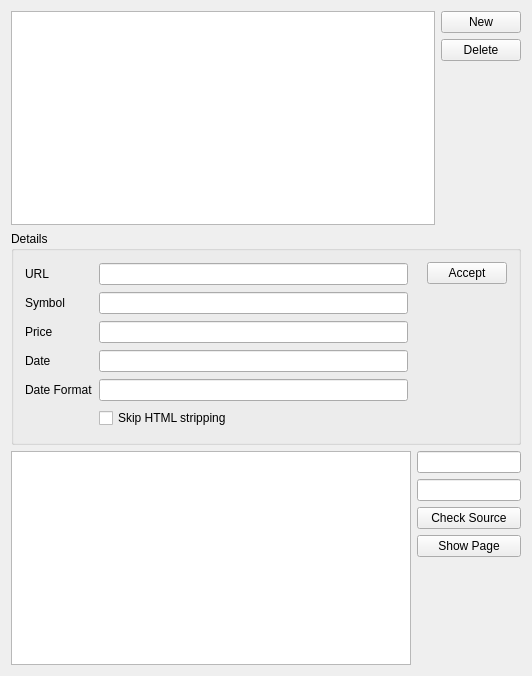
rhabacker/kmymoney, file kmymoney/dialogs/settings/ksettingsonlinequotesdecl.ui: the form before one commit.
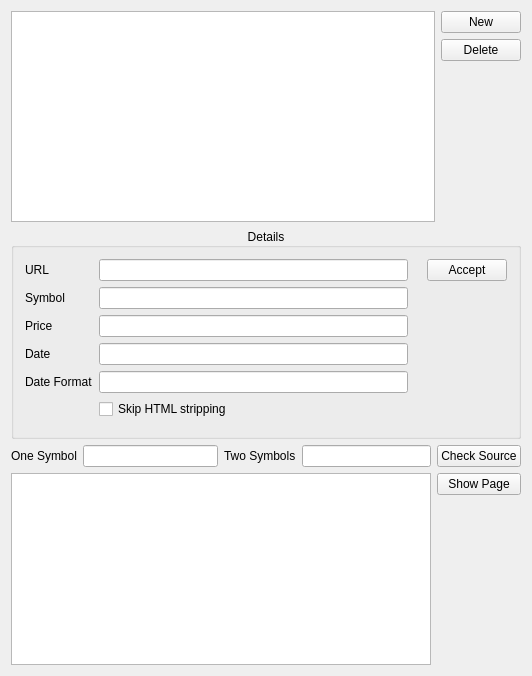
The form after the commit. Custom widgets are drawn as their Qt base class.

Commit message: Refactor online quotes config dialog

What changed in the file:
```diff
--- a/kmymoney/dialogs/settings/ksettingsonlinequotesdecl.ui
+++ b/kmymoney/dialogs/settings/ksettingsonlinequotesdecl.ui
@@ -21,7 +21,7 @@
   </property>
   <layout class="QGridLayout" name="gridLayout_2">
    <item row="0" column="0">
-    <layout class="QVBoxLayout" name="verticalLayout_5">
+    <layout class="QVBoxLayout" name="verticalLayout_6">
      <item>
       <layout class="QHBoxLayout" name="horizontalLayout">
        <item>
@@ -75,6 +75,9 @@
        <property name="title">
         <string>Details</string>
        </property>
+       <property name="alignment">
+        <set>Qt::AlignCenter</set>
+       </property>
        <layout class="QVBoxLayout" name="verticalLayout_4">
         <item>
          <layout class="QHBoxLayout" name="horizontalLayout_2">
@@ -254,8 +257,42 @@
       </widget>
      </item>
      <item>
+      <layout class="QHBoxLayout" name="horizontalLayout_6">
+       <item>
+        <layout class="QVBoxLayout" name="verticalLayout_5">
+         <item>
+          <layout class="QHBoxLayout" name="horizontalLayout_5">
+           <item>
+            <layout class="QHBoxLayout" name="horizontalLayout_4">
+             <item>
+              <widget class="QLabel" name="label">
+               <property name="text">
+                <string>One Symbol</string>
+               </property>
+              </widget>
+             </item>
+             <item>
+              <widget class="QLineEdit" name="m_checkSymbol"/>
+             </item>
+            </layout>
+           </item>
+           <item>
       <layout class="QHBoxLayout" name="horizontalLayout_3">
        <item>
+              <widget class="QLabel" name="label_2">
+               <property name="text">
+                <string>Two Symbols</string>
+               </property>
+              </widget>
+             </item>
+             <item>
+              <widget class="QLineEdit" name="m_checkSymbol2"/>
+             </item>
+            </layout>
+           </item>
+          </layout>
+         </item>
+         <item>
         <widget class="QListWidget" name="m_logWindow">
          <property name="enabled">
           <bool>true</bool>
@@ -274,14 +311,10 @@
          </property>
         </widget>
        </item>
+        </layout>
+       </item>
        <item>
         <layout class="QVBoxLayout" name="verticalLayout_2">
-         <item>
-          <widget class="QLineEdit" name="m_checkSymbol"/>
-         </item>
-         <item>
-          <widget class="QLineEdit" name="m_checkSymbol2"/>
-         </item>
          <item>
           <widget class="KPushButton" name="m_checkButton">
            <property name="text">
```
Lines whose indentation alone changed are shown as unchanged. The commit also changes 1 other file.
